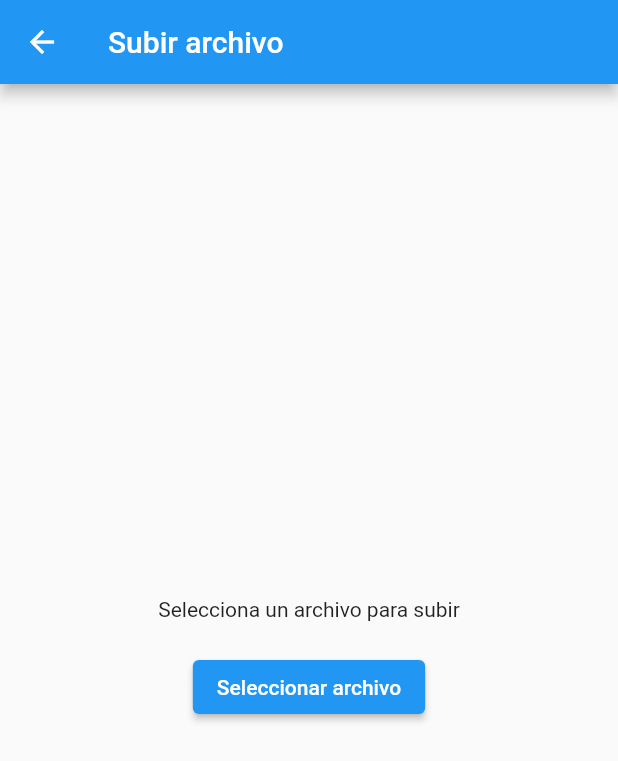
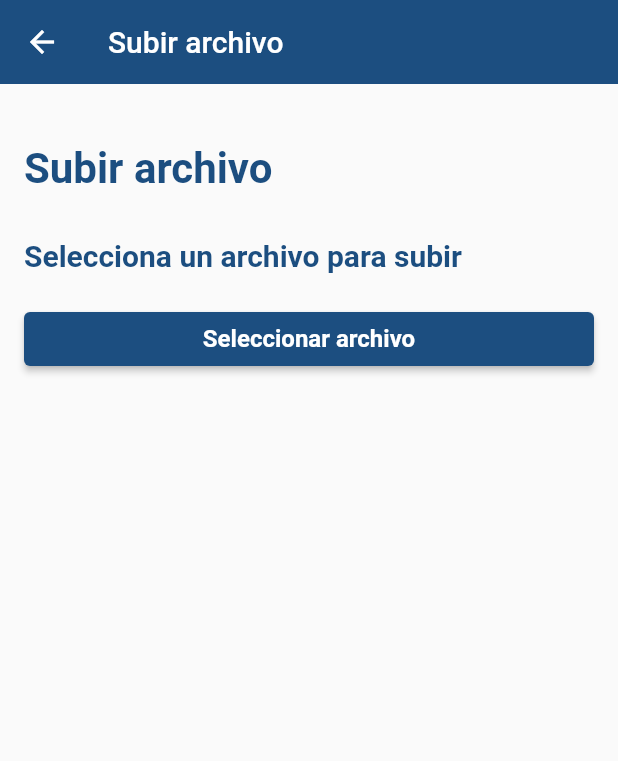
Before and after one commit to iancarcha/portalempleado, a Flutter app: the UploadFilePage screen opened directly, on a phone screen of 412 x 824 dp. Shown: the top 761 px of the screen. Run offline on Flutter 3.47's test engine with Material 2 defaults, Android fonts, the phone set to English and light mode, and no system bars; our stand-ins replace cloud_firestore, file_picker, firebase_auth, firebase_core, shared_preferences, table_calendar; accounts and stored records are empty.

Commit message:
nuevo menu opciones, reforma subir archivos, el gestor no va aun.

```diff
--- a/lib/LoginPage.dart
+++ b/lib/LoginPage.dart
@@ -37,7 +37,7 @@ class _LoginState extends State<LoginPage> {
             Container(
               padding: EdgeInsets.all(16),
               child: Image.asset(
-                'logo.png',
+                'lib/logo.png',
                 height: 80,
               ),
             ),
--- a/lib/UploadFilePage.dart
+++ b/lib/UploadFilePage.dart
@@ -30,10 +30,10 @@ class _UploadFilePageState extends State<UploadFilePage> {
   // Funcion para cargar archivos
   void _uploadFile() async {
     try {
-      // Implement your code to upload the selected file here
-      // You can use a package like http or dio to perform the HTTP request
+      // Implementa aquí el código para cargar el archivo seleccionado
+      // Puedes utilizar un paquete como http o dio para realizar la solicitud HTTP
 
-      // 3 segunditos de espera
+      // Esperar 3 segundos
       await Future.delayed(Duration(seconds: 3));
 
       setState(() {
@@ -51,51 +51,123 @@ class _UploadFilePageState extends State<UploadFilePage> {
 
   // Function para descargar archivos
   void _downloadFile() {
-    // Implement your code to download the selected file here
-    // You can use a package like http or dio to perform the HTTP request
+    // Implementa aquí el código para descargar el archivo seleccionado
+    // Puedes utilizar un paquete como http o dio para realizar la solicitud HTTP
   }
-
   @override
   Widget build(BuildContext context) {
     return Scaffold(
       appBar: AppBar(
         title: Text('Subir archivo'),
+        backgroundColor: Color(0xFF1C4E80),
+        foregroundColor: Colors.white,
+        elevation: 0,
       ),
-      body: Center(
+      body: Container(
+        padding: EdgeInsets.symmetric(horizontal: 16, vertical: 20),
         child: Column(
-          mainAxisAlignment: MainAxisAlignment.center,
+          crossAxisAlignment: CrossAxisAlignment.stretch,
           children: [
+            SizedBox(height: 20),
+            Text(
+              'Subir archivo',
+              style: TextStyle(
+                fontSize: 28,
+                fontWeight: FontWeight.bold,
+                color: Color(0xFF1C4E80),
+              ),
+            ),
+            SizedBox(height: 30),
             if (_selectedFile.path != '') ...[
-              Text('Archivo seleccionado: ${_selectedFile.path}'),
+              Text(
+                'Archivo seleccionado:',
+                style: TextStyle(
+                  fontSize: 20,
+                  fontWeight: FontWeight.bold,
+                  color: Color(0xFF1C4E80),
+                ),
+              ),
+              SizedBox(height: 10),
+              Text(
+                _selectedFile.path,
+                style: TextStyle(
+                  fontSize: 16,
+                  color: Color(0xFF1C4E80),
+                ),
+              ),
               SizedBox(height: 20),
               ElevatedButton(
                 onPressed: _uploadFile,
-                child: Text('Subir archivo'),
+                child: Text(
+                  'Subir archivo',
+                  style: TextStyle(
+                    fontSize: 16,
+                    fontWeight: FontWeight.bold,
+                  ),
+                ),
+                style: ButtonStyle(
+                  backgroundColor: MaterialStateProperty.all(Color(0xFF1C4E80)),
+                ),
               ),
               SizedBox(height: 20),
               if (_isFileUploaded)
                 Column(
                   children: [
-                    Text('El archivo se ha subido correctamente'),
+                    Text(
+                      'El archivo se ha subido correctamente',
+                      style: TextStyle(
+                        fontSize: 16,
+                        fontWeight: FontWeight.bold,
+                        color: Color(0xFF1C4E80),
+                      ),
+                    ),
                     SizedBox(height: 20),
                     ElevatedButton(
                       onPressed: _downloadFile,
-                      child: Text('Descargar archivo'),
+                      child: Text(
+                        'Descargar archivo',
+                        style: TextStyle(
+                          fontSize: 16,
+                          fontWeight: FontWeight.bold,
+                        ),
+                      ),
+                      style: ButtonStyle(
+                        backgroundColor: MaterialStateProperty.all(Color(0xFF1C4E80)),
+                      ),
                     ),
                   ],
                 ),
               if (_isUploadFailed)
                 Text(
                   'Se produjo un error al cargar el archivo. Inténtalo de nuevo.',
-                  style: TextStyle(color: Colors.red),
+                  style: TextStyle(
+                    fontSize: 16,
+                    color: Colors.red,
+                  ),
                 ),
             ] else ...[
-              Text('Selecciona un archivo para subir'),
+              Text(
+                'Selecciona un archivo para subir',
+                style: TextStyle(
+                  fontSize: 20,
+                  fontWeight: FontWeight.bold,
+                  color: Color(0xFF1C4E80),
+                ),
+              ),
               SizedBox(height: 20),
             ],
             ElevatedButton(
               onPressed: _selectFile,
-              child: Text('Seleccionar archivo'),
+              child: Text(
+                'Seleccionar archivo',
+                style: TextStyle(
+                  fontSize: 16,
+                  fontWeight: FontWeight.bold,
+                ),
+              ),
+              style: ButtonStyle(
+                backgroundColor: MaterialStateProperty.all(Color(0xFF1C4E80)),
+              ),
             ),
           ],
         ),
```
Also changed, not shown: lib/GestorDeProyectos.dart (added, +202 -0 lines), lib/MyHomePage.dart (+40 -79 lines), lib/Opciones.dart (added, +256 -0 lines).
